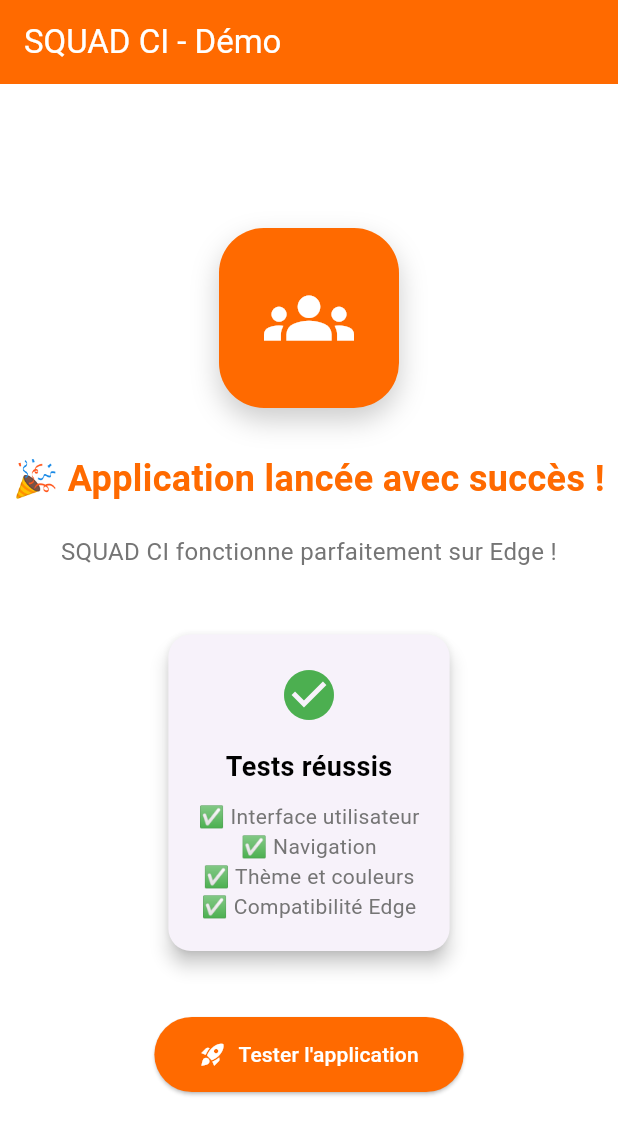
After one commit to pytharchimede/squadci, a Flutter app: the DemoHomeScreen screen opened directly, on a phone screen of 412 x 824 dp. The commit adds this screen. Shown: the top 1135 px of the screen. Run offline on Flutter 3.47's test engine with Material 3 defaults, Android fonts, the light colour scheme and no system bars; our stand-ins replace cached_network_image, cloud_firestore, firebase_auth, firebase_core, firebase_storage, permission_handler; missing offline and left inert: flutter_sound; accounts and stored records are empty; Roboto replaces fonts that are missing (Montserrat).

```diff
--- a/lib/screens/chatroom_screen.dart
+++ b/lib/screens/chatroom_screen.dart
@@ -1,7 +1,6 @@
 import 'package:flutter/material.dart';
 import 'package:provider/provider.dart';
 import '../models/salon_model.dart';
-import '../models/user_model.dart';
 import '../providers/auth_provider.dart';
 import '../services/firestore_service.dart';
 import '../utils/app_colors.dart';
--- /dev/null
+++ b/lib/screens/demo_home_screen.dart
@@ -0,0 +1,130 @@
+import 'package:flutter/material.dart';
+import '../utils/app_colors.dart';
+
+class DemoHomeScreen extends StatelessWidget {
+  const DemoHomeScreen({super.key});
+
+  @override
+  Widget build(BuildContext context) {
+    return Scaffold(
+      backgroundColor: Colors.white,
+      appBar: AppBar(
+        title: const Text('SQUAD CI - Démo'),
+        backgroundColor: AppColors.primaryOrange,
+        elevation: 0,
+      ),
+      body: Center(
+        child: Column(
+          mainAxisAlignment: MainAxisAlignment.center,
+          children: [
+            Container(
+              width: 120,
+              height: 120,
+              decoration: BoxDecoration(
+                color: AppColors.primaryOrange,
+                borderRadius: BorderRadius.circular(30),
+                boxShadow: [
+                  BoxShadow(
+                    color: Colors.black.withOpacity(0.2),
+                    blurRadius: 15,
+                    offset: const Offset(0, 8),
+                  ),
+                ],
+              ),
+              child: const Icon(
+                Icons.groups,
+                size: 60,
+                color: Colors.white,
+              ),
+            ),
+            const SizedBox(height: 30),
+            const Text(
+              '🎉 Application lancée avec succès !',
+              style: TextStyle(
+                fontSize: 24,
+                fontWeight: FontWeight.bold,
+                color: AppColors.primaryOrange,
+              ),
+              textAlign: TextAlign.center,
+            ),
+            const SizedBox(height: 20),
+            const Text(
+              'SQUAD CI fonctionne parfaitement sur Edge !',
+              style: TextStyle(
+                fontSize: 16,
+                color: AppColors.textGrey,
+              ),
+              textAlign: TextAlign.center,
+            ),
+            const SizedBox(height: 40),
+            Padding(
+              padding: const EdgeInsets.symmetric(horizontal: 40),
+              child: Card(
+                elevation: 5,
+                shape: RoundedRectangleBorder(
+                  borderRadius: BorderRadius.circular(15),
+                ),
+                child: Padding(
+                  padding: const EdgeInsets.all(20),
+                  child: Column(
+                    children: [
+                      const Icon(
+                        Icons.check_circle,
+                        color: AppColors.success,
+                        size: 40,
+                      ),
+                      const SizedBox(height: 15),
+                      const Text(
+                        'Tests réussis',
+                        style: TextStyle(
+                          fontSize: 18,
+                          fontWeight: FontWeight.bold,
+                          color: AppColors.textBlack,
+                        ),
+                      ),
+                      const SizedBox(height: 10),
+                      const Text(
+                        '✅ Interface utilisateur\n'
+                        '✅ Navigation\n'
+                        '✅ Thème et couleurs\n'
+                        '✅ Compatibilité Edge',
+                        style: TextStyle(
+                          fontSize: 14,
+                          color: AppColors.textGrey,
+                        ),
+                        textAlign: TextAlign.center,
+                      ),
+                    ],
+                  ),
+                ),
+              ),
+            ),
+            const SizedBox(height: 40),
+            ElevatedButton.icon(
+              onPressed: () {
+                ScaffoldMessenger.of(context).showSnackBar(
+                  const SnackBar(
+                    content:
+                        Text('L\'application fonctionne parfaitement ! 🚀'),
+                    backgroundColor: AppColors.success,
+                  ),
+                );
+              },
+              icon: const Icon(Icons.rocket_launch),
+              label: const Text('Tester l\'application'),
+              style: ElevatedButton.styleFrom(
+                backgroundColor: AppColors.primaryOrange,
+                foregroundColor: Colors.white,
+                padding:
+                    const EdgeInsets.symmetric(horizontal: 30, vertical: 15),
+                shape: RoundedRectangleBorder(
+                  borderRadius: BorderRadius.circular(25),
+                ),
+              ),
+            ),
+          ],
+        ),
+      ),
+    );
+  }
+}
```
Also changed, not shown: lib/screens/auth_screen.dart (+31 -65 lines).
